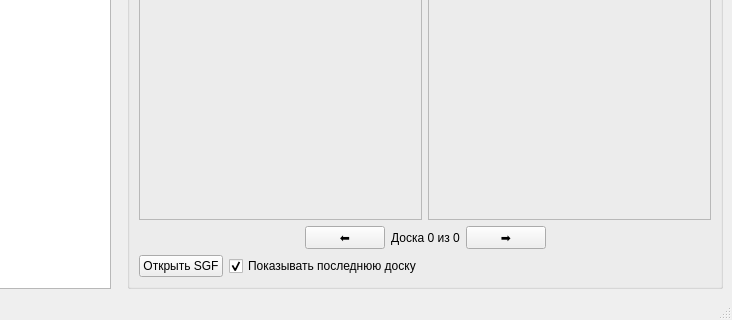
Old version of the form ui/window.ui in the repository gle8098/diagram-recognition; both pictures show x 154 to 886 and y 169 to 489 of the 886 by 489 pixel window.
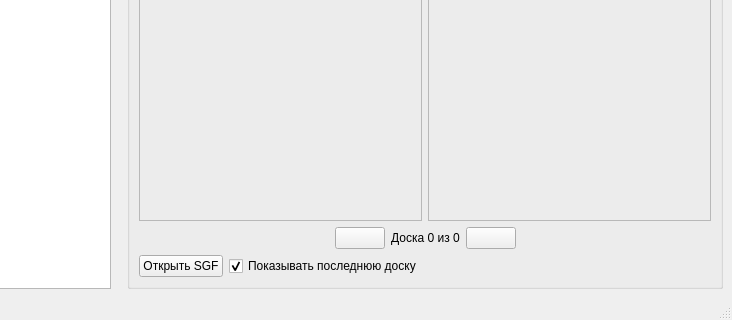
New version of the form.

Commit message: GODR-47 New arrows

```diff
--- a/ui/window.ui
+++ b/ui/window.ui
@@ -153,8 +153,14 @@
              <verstretch>0</verstretch>
             </sizepolicy>
            </property>
+           <property name="minimumSize">
+            <size>
+             <width>50</width>
+             <height>0</height>
+            </size>
+           </property>
            <property name="text">
-            <string>⬅️</string>
+            <string/>
            </property>
           </widget>
          </item>
@@ -170,8 +176,14 @@
          </item>
          <item>
           <widget class="QPushButton" name="next_button">
+           <property name="minimumSize">
+            <size>
+             <width>50</width>
+             <height>0</height>
+            </size>
+           </property>
            <property name="text">
-            <string>➡</string>
+            <string/>
            </property>
           </widget>
          </item>
```
The commit also changes 2 other files.
